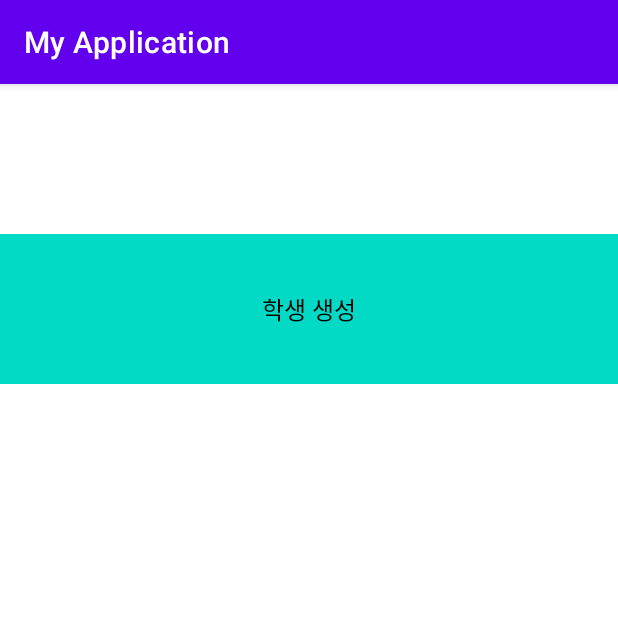
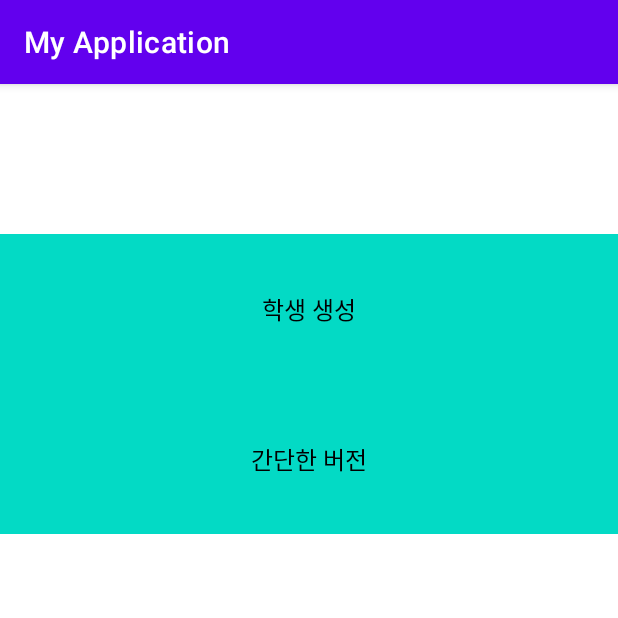
Before and after one commit to barti971219/android, an Android app: the RetrofitActivity screen opened directly, with no data from a screen before it, on a phone screen of 412 x 824 dp, the top half of it. Run offline under Robolectric (Android 15) with nearby library versions, the light colour scheme and no system bars.

Commit message:
Network with Retrofit 4
- 객체를 직접 만들어서 서버에 요청

```diff
--- a/MyApplication/app/src/main/java/com/hee/myapplication/RetrofitService.kt
+++ b/MyApplication/app/src/main/java/com/hee/myapplication/RetrofitService.kt
@@ -7,7 +7,9 @@ import retrofit2.http.POST
 
 class StudentFromServer(
     val id: Int, val name: String, val age: Int, val intro: String
-)
+){
+    constructor(name: String, age: Int, intro: String) : this(0, name, age, intro)
+}
 
 interface RetrofitService {
 
@@ -18,4 +20,9 @@ interface RetrofitService {
     fun createStudent(
         @Body params: HashMap<String, Any>
     ): Call<StudentFromServer>
+
+    @POST("json/students/")
+    fun easyCreateStudent(
+        @Body student: StudentFromServer
+    ): Call<StudentFromServer>
 }
--- a/MyApplication/app/src/main/res/layout/activity_retrofit.xml
+++ b/MyApplication/app/src/main/res/layout/activity_retrofit.xml
@@ -22,4 +22,14 @@
         android:textColor="@color/black"
         android:textSize="16dp"/>
 
+    <TextView
+        android:id="@+id/easyCreateStudent"
+        android:layout_width="match_parent"
+        android:layout_height="100dp"
+        android:background="@color/teal_200"
+        android:gravity="center"
+        android:text="간단한 버전"
+        android:textColor="@color/black"
+        android:textSize="16dp"/>
+
 </androidx.appcompat.widget.LinearLayoutCompat>
```
Also changed, not shown: MyApplication/app/src/main/java/com/hee/myapplication/RetrofitActivity.kt (+20 -0 lines).
